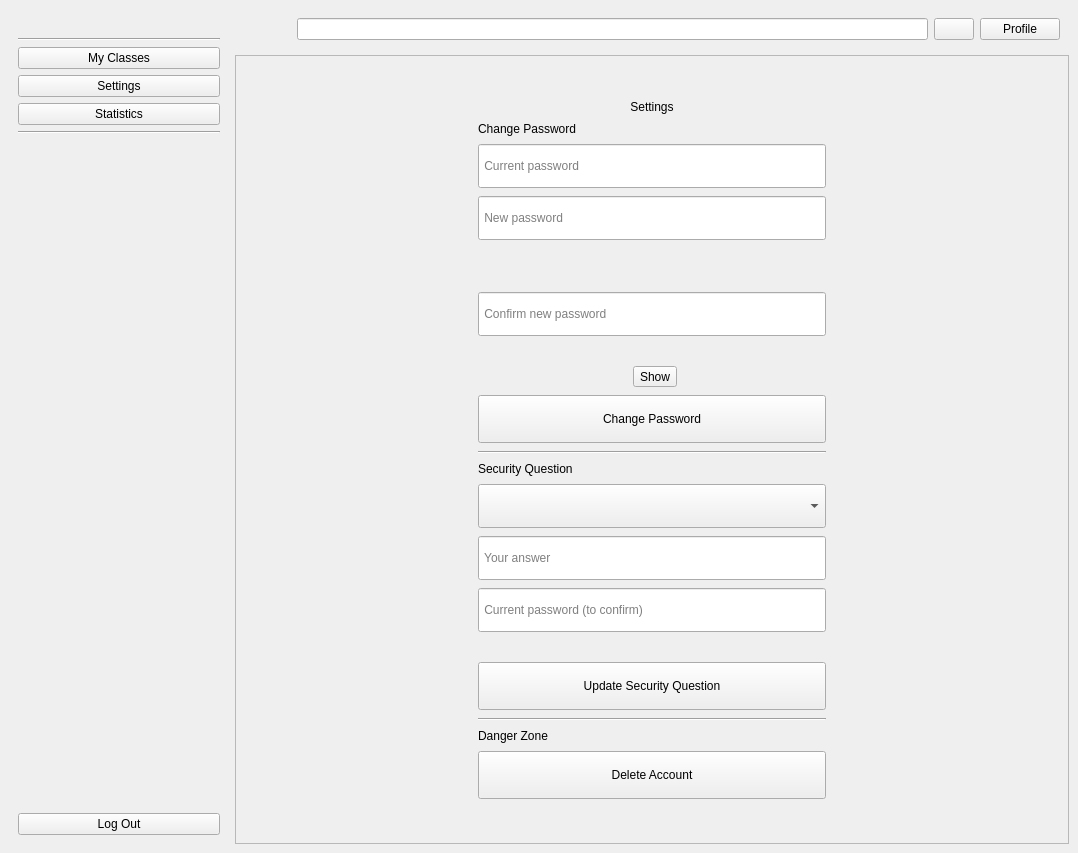
This is ui/main_window.ui in imndllnuri/students-attendance-app as Qt 5 draws it before an edit. The edited form follows.
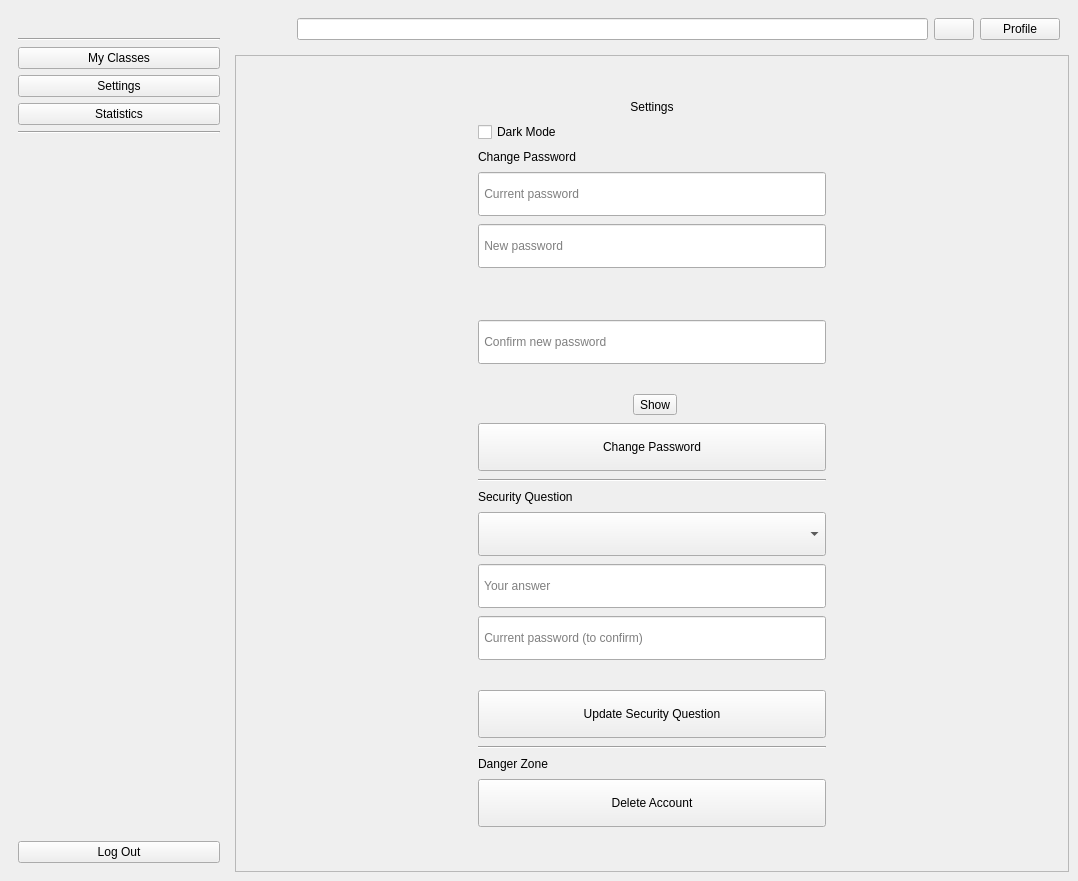
This is the edited form. The open tabs and pages were chosen to show the change. Icons and pictures are not drawn.

Commit message:
#27: Dark mode
Adds a "Dark Mode" checkbox in Settings that live-switches the app
stylesheet and persists the choice to .theme_preference for next
launch. theme_dark.qss is generated from theme.qss by
scripts/generate_dark_theme.py, substituting each PALETTE hex for its
DARK_PALETTE counterpart (see FEATURE_BACKLOG.md for scope notes on
what isn't theme-aware yet).

What changed in the file:
```diff
--- a/ui/main_window.ui
+++ b/ui/main_window.ui
@@ -226,6 +226,11 @@
                  <property name="text"><string>Settings</string></property>
                 </widget>
                </item>
+               <item>
+                <widget class="QCheckBox" name="dark_mode_cb">
+                 <property name="text"><string>Dark Mode</string></property>
+                </widget>
+               </item>
                <item>
                 <widget class="QLabel" name="change_password_section_lbl">
                  <property name="text"><string>Change Password</string></property>
```
The commit also changes 10 other files.
